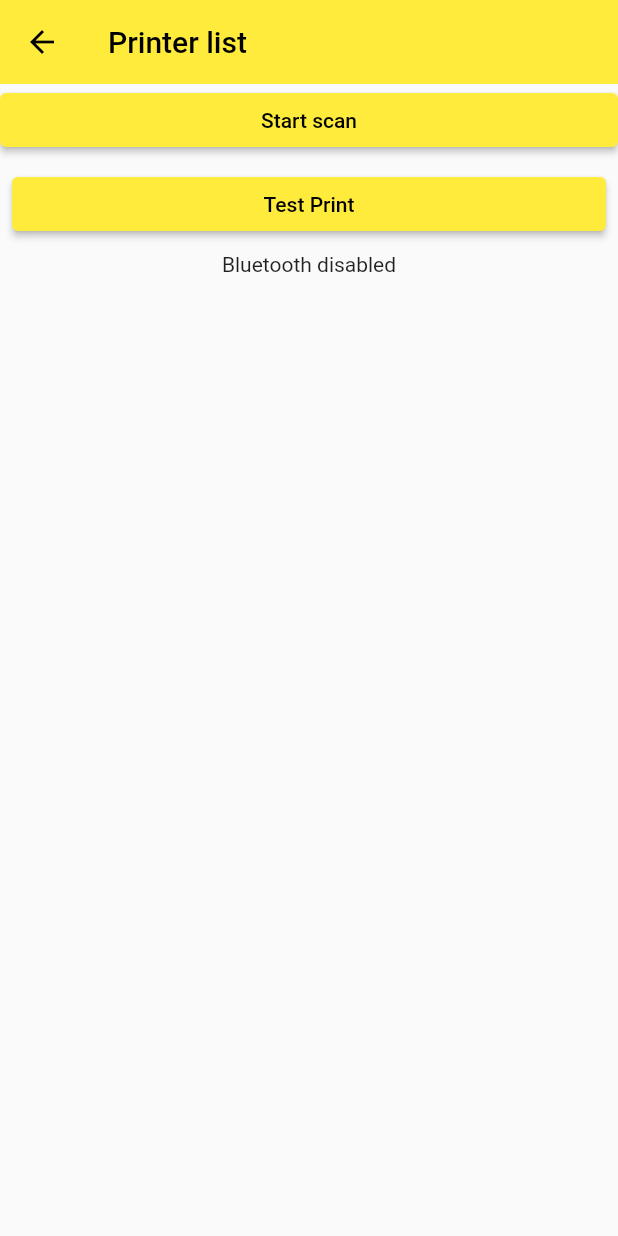
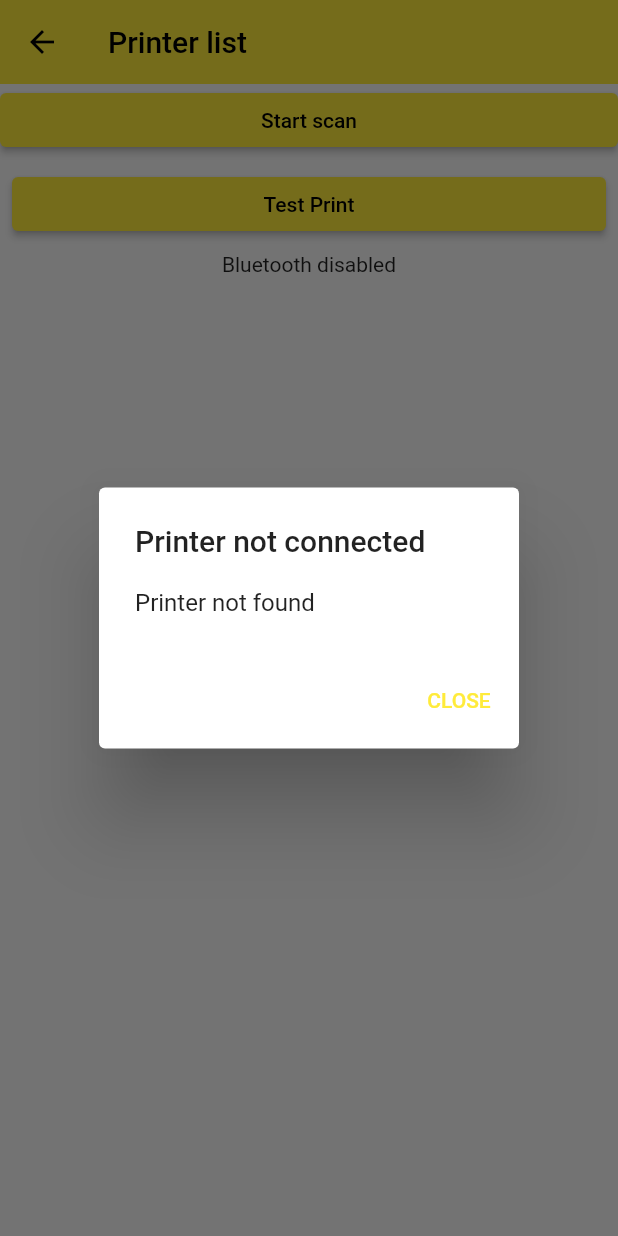
Before and after one commit to ram231/bet_app_virgo, a Flutter app: the CashierPrinterScaffold screen opened directly, after a tap on "Start scan", after a tap on "Test Print", on a phone screen of 412 x 824 dp. Run offline on Flutter 3.47's test engine with Material 2 defaults, Android fonts, the phone set to English and light mode, and no system bars; our stand-ins replace bloc, dio, equatable, flutter_bloc, flutter_multi_formatter, hydrated_bloc; missing offline and left inert: blue_thermal_printer, qr_code_scanner.

Commit message:
fix printer cubit

```diff
--- a/lib/cashier/new_bet/widgets/bet_result_scaffold.dart
+++ b/lib/cashier/new_bet/widgets/bet_result_scaffold.dart
@@ -115,13 +115,17 @@ class __PrintResultState extends State<_PrintResult> {
       }
       final betResult = context.read<CreateNewBetCubit>().state;
       if (betResult is CreateNewBetLoaded) {
+        final isOn = await BlueThermalPrinter.instance.isOn ?? false;
+        if (isOn) {
+          return;
+        }
         final userState = context.read<LoginBloc>().state;
         if (userState is LoginSuccess) {
           final receipt = await context
               .read<STLHttpClient>()
               .post('$adminEndpoint/receipts',
                   body: {
-                    "cashier_id": userState.user.id,
+                    "shier_id": userState.user.id,
                     "bet_ids": betResult.result.map((e) => e.id).toList(),
                   },
                   onSerialize: (json) => BetReceipt.fromMap(json));
--- a/lib/cashier/printer/cubit/blue_thermal_cubit.dart
+++ b/lib/cashier/printer/cubit/blue_thermal_cubit.dart
@@ -2,7 +2,6 @@ import 'package:bet_app_virgo/models/bluetooth_device.dart';
 import 'package:bloc/bloc.dart';
 import 'package:blue_thermal_printer/blue_thermal_printer.dart';
 import 'package:equatable/equatable.dart';
-import 'package:flutter_reactive_ble/flutter_reactive_ble.dart';
 
 part 'blue_thermal_state.dart';
 
@@ -18,14 +17,17 @@ class BlueThermalCubit extends Cubit<BlueThermalState> {
   void scan() async {
     try {
       emit(BlueThermalLoading());
-      final flutterReactiveBle = FlutterReactiveBle();
-      await flutterReactiveBle.initialize();
 
+      final isConnected =
+          (await BlueThermalPrinter.instance.isConnected) ?? false;
+      if (isConnected) {
+        await BlueThermalPrinter.instance.disconnect();
+      }
       final result = await BlueThermalPrinter.instance.getBondedDevices();
       final devices =
           result.map((e) => BetBluetoothDevice.fromMap(e.toMap())).toList();
-      final bool isConnected = await BlueThermalPrinter.instance.isOn ?? false;
-      emit(BlueThermalLoaded(devices: devices, isConnected: isConnected));
+      final bool isOn = await BlueThermalPrinter.instance.isOn ?? false;
+      emit(BlueThermalLoaded(devices: devices, isConnected: isOn));
     } catch (e) {
       emit(BlueThermalLoaded(devices: [], error: "$e"));
     }
--- a/lib/cashier/printer/cubit/blue_thermal_state.dart
+++ b/lib/cashier/printer/cubit/blue_thermal_state.dart
@@ -23,15 +23,17 @@ class BlueThermalLoaded extends BlueThermalState {
   bool get hasError => error != null;
   bool get isEmpty => devices.isEmpty;
   @override
-  List<Object?> get props => [devices, error];
+  List<Object?> get props => [devices, error, isConnected];
 
   BlueThermalLoaded copyWith({
     List<BetBluetoothDevice>? devices,
     String? error,
+    bool? isConnected,
   }) {
     return BlueThermalLoaded(
       devices: devices ?? this.devices,
       error: error ?? this.error,
+      isConnected: isConnected ?? this.isConnected,
     );
   }
 }
--- a/lib/cashier/printer/widgets/scaffold.dart
+++ b/lib/cashier/printer/widgets/scaffold.dart
@@ -1,4 +1,3 @@
-import 'package:bet_app_virgo/bluetooth/cubit/bluetooth_cubit.dart';
 import 'package:bet_app_virgo/cashier/printer/cubit/blue_thermal_cubit.dart';
 import 'package:blue_thermal_printer/blue_thermal_printer.dart' as printer;
 import 'package:flutter/material.dart';
@@ -161,10 +160,24 @@ class _TestPrintButtonState extends State<_TestPrintButton> {
 
   Future<void> printResult() async {
     try {
-      final state = context.read<BluetoothCubit>().state;
+      final state = context.read<BlueThermalCubit>().state;
       final blueConnected =
-          await printer.BlueThermalPrinter.instance.isConnected;
-      if (state is BluetoothLoaded) {
+          await printer.BlueThermalPrinter.instance.isOn ?? false;
+      if (!blueConnected) {
+        showDialog(
+          context: context,
+          builder: (context) => AlertDialog(
+            title: Text("Printer not connected"),
+            content: Text("Printer not found"),
+            actions: [
+              TextButton(
+                  onPressed: () => Navigator.pop(context), child: Text("CLOSE"))
+            ],
+          ),
+        );
+        return;
+      }
+      if (state is BlueThermalLoaded) {
         await printer.BlueThermalPrinter.instance.printCustom(
             "Receipt Date: ${DateFormat.yMd().add_jm().format(DateTime.now())}",
             1,
--- a/pubspec.yaml
+++ b/pubspec.yaml
@@ -16,8 +16,8 @@ dependencies:
   # The following adds the Cupertino Icons font to your application.
   # Use with the CupertinoIcons class for iOS style icons.
   cupertino_icons: ^1.0.4
-  flutter_bloc: ^8.0.0
-  bloc: ^8.0.1
+  flutter_bloc: ^8.0.1
+  bloc: ^8.0.2
   hydrated_bloc: ^8.0.0
   url_launcher: ^6.0.17
   equatable: ^2.0.3
@@ -29,7 +29,6 @@ dependencies:
   blue_thermal_printer:
     git: https://github.com/ram231/blue_thermal_printer.git
   qr_code_scanner: ^0.6.1
-  flutter_reactive_ble: ^5.0.2
 dev_dependencies:
   flutter_test:
     sdk: flutter
```
Also changed, not shown: pubspec.lock.
